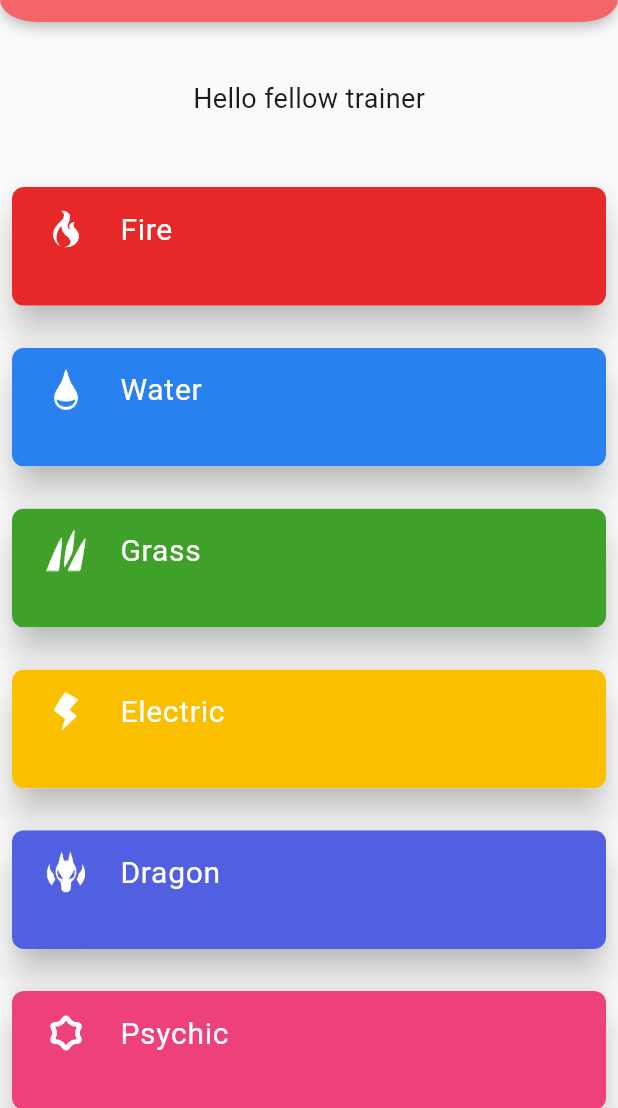
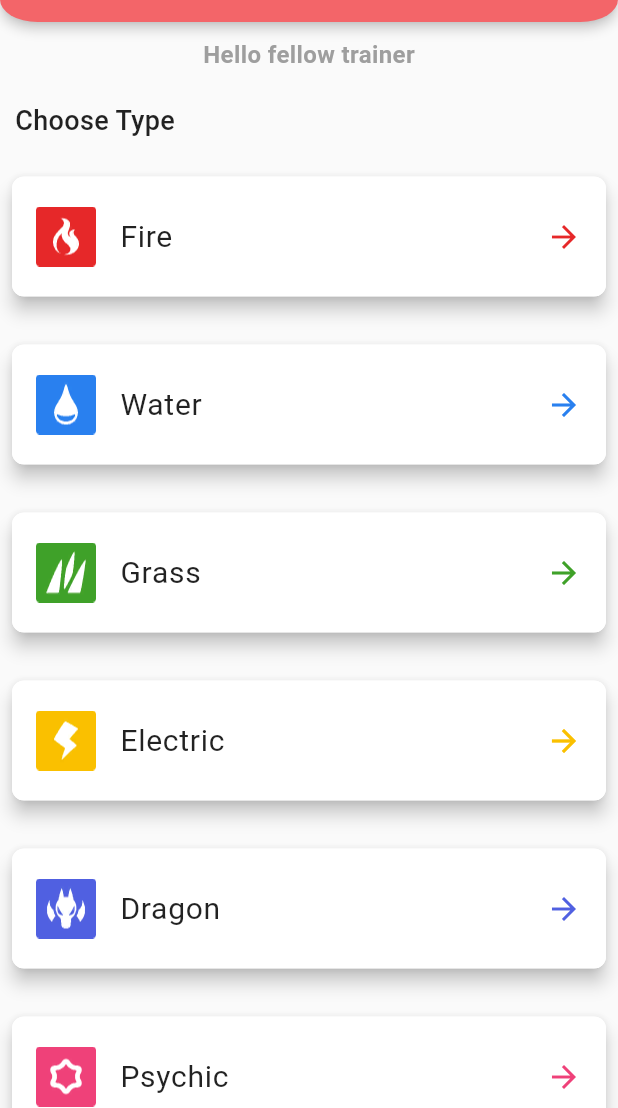
Before and after one commit to PhilioS1996/Pokemon-Explorer-App, a Flutter app: the screen it shows after launch, on a phone screen of 412 x 824 dp, the part 128-1236 px from its top. Run offline on Flutter 3.47's test engine with Material 3 defaults, Android fonts, the phone set to English and light mode, and no system bars.

```diff
--- a/lib/helpers/imports.dart
+++ b/lib/helpers/imports.dart
@@ -6,12 +6,18 @@ export 'dart:convert';
 //pages
 export '../pages/home_page.dart';
 export '../pages/type_page.dart';
+export '../pages/componets/list_pokemon_view.dart';
 
 //models
 export '../models/type_model.dart';
+export '../models/pokemon_model.dart';
 
 // providers
 export '../providers/categories_provider.dart';
 
 // packages
 export 'package:provider/provider.dart';
+
+// helpers
+export '../helpers/help_functions.dart';
+export 'package:pokemon_explorer_app/helpers/loading_pokeball.dart';
--- a/lib/models/pokemon_model.dart
+++ b/lib/models/pokemon_model.dart
@@ -18,8 +18,9 @@ class Pokemon {
         urlPath =
             json['url'] ?? 'https://pokeapi.co/api/v2/pokemon/${json['name']}',
         name = json['name'] ?? '',
-        imageUrlPath =
-            json['sprites'] != null ? json['sprites']['front_default'] : '',
+        imageUrlPath = json['sprites'] != null
+            ? (json['sprites']['front_default'] ?? '')
+            : '',
         hpValue = json['stats'] != null
             ? (json['stats'] as List)
                 .toList()
--- a/lib/pages/home_page.dart
+++ b/lib/pages/home_page.dart
@@ -32,30 +32,44 @@ class _MyHomePageState extends State<MyHomePage> {
       body: SingleChildScrollView(
         child: Column(
           children: [
-            const Padding(
-              padding: EdgeInsets.only(top: 38.0),
-              child:
-                  Text('Hello fellow trainer', style: TextStyle(fontSize: 18)),
+            Padding(
+              padding: const EdgeInsets.only(top: 10.0),
+              child: Text(
+                'Hello fellow trainer',
+                style: TextStyle(
+                  fontSize: 16,
+                  fontWeight: FontWeight.bold,
+                  color: Colors.grey[500],
                 ),
-            Padding(
-              padding: const EdgeInsets.only(top: 38.0),
-              child: GridView.builder(
-                gridDelegate: const SliverGridDelegateWithFixedCrossAxisCount(
-                  crossAxisCount: 1, // number of items in each row
-                  mainAxisSpacing: 28.0, // spacing between rows
-                  crossAxisSpacing: 28.0, // spacing between columns
-                  childAspectRatio: 5,
               ),
+            ),
+            const Align(
+              alignment: Alignment.topLeft,
+              child: Padding(
+                padding: EdgeInsets.only(top: 20.0, left: 10),
+                child: Text('Choose Type',
+                    style: TextStyle(
+                        fontSize: 18,
+                        color: Colors.black87,
+                        fontWeight: FontWeight.w500)),
+              ),
+            ),
+            ListView.builder(
                 padding: const EdgeInsets.all(8.0),
                 shrinkWrap: true,
                 physics: const NeverScrollableScrollPhysics(),
                 itemCount: categoriesProvider.pokemonCategories.length,
-                itemBuilder: (context, index) => Material(
-                  borderRadius: const BorderRadius.all(Radius.circular(8)),
-                  elevation: 10,
+                itemBuilder: (context, index) => Padding(
+                      padding: const EdgeInsets.symmetric(vertical: 16.0),
+                      child: Material(
+                        borderRadius:
+                            const BorderRadius.all(Radius.circular(8)),
+                        color: Colors.white,
+                        elevation: 5,
                         child: ListTile(
-                    tileColor:
-                        categoriesProvider.pokemonCategories[index].mainColor,
+                          contentPadding: const EdgeInsets.symmetric(
+                              horizontal: 16, vertical: 12),
+                          tileColor: Colors.white,
                           shape: const RoundedRectangleBorder(
                             borderRadius: BorderRadius.all(Radius.circular(8)),
                           ),
@@ -64,17 +78,24 @@ class _MyHomePageState extends State<MyHomePage> {
                             height: 40,
                             image: AssetImage(categoriesProvider
                                     .pokemonCategories[index].typeIcon ??
-                            '404')),
+                                'pokemon image'),
+                          ),
+                          trailing: Icon(
+                            Icons.arrow_forward,
+                            color: categoriesProvider
+                                .pokemonCategories[index].mainColor,
+                          ),
                           title: Text(
                             categoriesProvider.pokemonCategories[index].name,
                             style: const TextStyle(
-                        color: Colors.white,
+                              color: Colors.black87,
                               fontSize: 20,
                             ),
                           ),
                           onTap: () async {
                             if (kDebugMode) {
-                        print(categoriesProvider.pokemonCategories[index].id);
+                              print(categoriesProvider
+                                  .pokemonCategories[index].id);
                             }
                             //set in provider the selected type
                             categoriesProvider.setSelectedType(
@@ -92,15 +113,18 @@ class _MyHomePageState extends State<MyHomePage> {
                                             MaterialPageRoute(
                                               builder: (context) => TypePage(
                                                 typeselected: categoriesProvider
-                                                  .pokemonCategories[index])),
+                                                    .pokemonCategories[index],
+                                              ),
+                                            ),
                                           )
                                         }
                                       else
                                         {
-                                    if (context.mounted && message == null)
+                                          if (context.mounted &&
+                                              message == null)
                                             ScaffoldMessenger.of(context)
-                                          .showSnackBar(
-                                              SnackBar(content: Text(message)))
+                                                .showSnackBar(SnackBar(
+                                                    content: Text(message)))
                                         }
                                     })
                                 .catchError((error) {
@@ -109,8 +133,7 @@ class _MyHomePageState extends State<MyHomePage> {
                           },
                         ),
                       ),
-              ),
-            ),
+                    )),
           ],
         ),
       ),
--- a/lib/pages/type_page.dart
+++ b/lib/pages/type_page.dart
@@ -1,6 +1,4 @@
-import 'package:pokemon_explorer_app/helpers/loading_pokeball.dart';
 import '../helpers/imports.dart';
-import 'componets/list_pokemon_view.dart';
 
 class TypePage extends StatefulWidget {
   final Type typeselected;
--- a/lib/providers/categories_provider.dart
+++ b/lib/providers/categories_provider.dart
@@ -1,5 +1,3 @@
-import 'package:pokemon_explorer_app/models/pokemon_model.dart';
-
 import '../helpers/imports.dart';
 import 'package:http/http.dart' as http;
 
@@ -7,7 +5,7 @@ class CategoriesProvider extends ChangeNotifier {
   String _selectedTypeName = ''; // the selected type from the list in homepage
   Type _typeSelected = Type(name: ''); //the Type object after the api call
   List<Pokemon> tempListPokemons = [];
-  late Type choosenType;
+  late Type choosenType; //is used for type_page when the data have not set
   bool isLoading = false;
   bool isLoadingPokemon = false;
   TextEditingController searchPokemonByName = TextEditingController();
@@ -124,7 +122,7 @@ class CategoriesProvider extends ChangeNotifier {
             } else {
               // If the server did not return a 200 OK response,
               errorMessage = data.reasonPhrase;
-              // return errorMessage;
+              return errorMessage;
             }
           });
         }
@@ -142,19 +140,22 @@ class CategoriesProvider extends ChangeNotifier {
   Future loadMorePokemonsType() async {
     changeLoadingPokemon();
     errorMessagePokemon = '';
+    notifyListeners();
     try {
       if (_typeSelected.listOfPokemons.isNotEmpty) {
         var pokemonsList = _typeSelected.listOfPokemons;
-        for (int i = (itemsShowList + 1); i <= (itemsShowList + 10); i++) {
+        for (int i = (itemsShowList + 1); i < (itemsShowList + 10); i++) {
+          if (i < pokemonsList.length) {
             await http.get(Uri.parse(pokemonsList[i].urlPath)).then((data) {
               if (data.statusCode == 200) {
                 pokemonsList[i] = Pokemon.fromJson(jsonDecode(data.body));
               } else {
                 // If the server did not return a 200 OK response,
                 errorMessage = data.reasonPhrase;
-              // return errorMessage;
+                return errorMessage;
               }
             });
+          }
         }
         tempListPokemons = _typeSelected.listOfPokemons;
       }
--- a/lib/services/api_http_clients.dart
+++ /dev/null
@@ -1,6 +0,0 @@
-// import 'package:http/http.dart' as http;
-
-// class ApiHttpClient {
-//   ///Call Get Requrest
-//   Future<http.Response> get() {}
-// }
```
Also changed, not shown: lib/models/type_model.dart (+0 -7 lines), lib/pages/componets/list_pokemon_view.dart (+30 -10 lines), lib/pages/home_page_new.dart (deleted, +0 -132 lines), pubspec.yaml (+3 -5 lines), assets/icon/icon.png (added), assets/splash/logo.png (added), pubspec.lock, 36 other files. Lines whose indentation alone changed are shown as unchanged.
